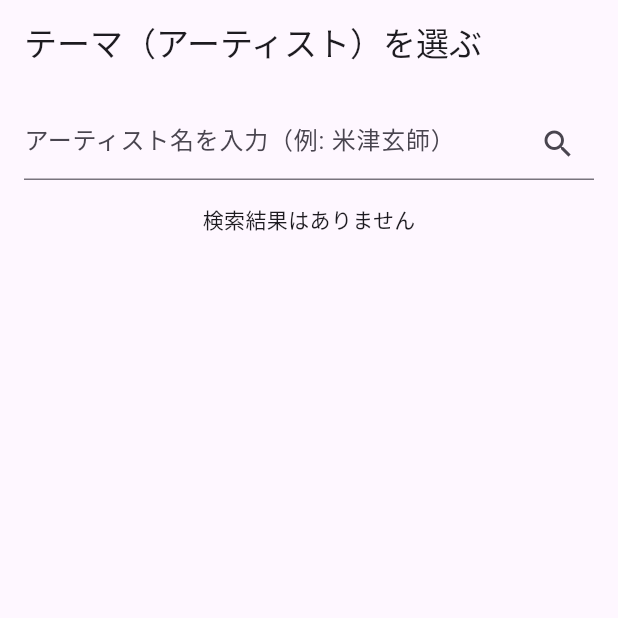
After one commit to Takumi162/beat_rush, a Flutter app: the ThemeSelectScreen screen opened by its route, on a phone screen of 412 x 824 dp, the top half of it. The commit adds this screen. Run offline on Flutter 3.47's test engine with Material 3 defaults, Android fonts, the phone set to English and light mode, and no system bars; our stand-ins replace audioplayers, firebase_auth, firebase_core, firebase_database, go_router; accounts and stored records are empty; network calls fail.

Commit message:
テーマ検索機能仮実装 (フィルタ厳しすぎ)

```diff
--- a/lib/main.dart
+++ b/lib/main.dart
@@ -9,6 +9,7 @@ import './screens/home/home_screen.dart';
 import './screens/room/create_room_screen.dart';
 import './screens/room/join_room_screen.dart';
 import './screens/room/lobby_screen.dart';
+import './screens/theme_select/theme_select_screen.dart';
 
 /// 🔹 AuthServiceのインスタンス（アプリ全体で使う）
 final AuthService _authService = AuthService();
@@ -35,6 +36,10 @@ final _router = GoRouter(
         final code = state.pathParameters['code']!;
         return LobbyScreen(roomCode: code);
       },
+    ),
+    GoRoute(
+      path: '/theme/select',
+      builder: (context, state) => ThemeSelectScreen(),
     ),
   ],
 
--- /dev/null
+++ b/lib/screens/theme_select/theme_select_screen.dart
@@ -0,0 +1,89 @@
+import 'package:flutter/material.dart';
+import '../../services/itunes_service.dart';
+import 'package:go_router/go_router.dart';
+
+class ThemeSelectScreen extends StatefulWidget {
+  const ThemeSelectScreen({super.key});
+
+  @override
+  State<ThemeSelectScreen> createState() => _ThemeSelectScreenState();
+}
+
+class _ThemeSelectScreenState extends State<ThemeSelectScreen> {
+  final ItunesService _itunesService = ItunesService();
+  final TextEditingController _controller = TextEditingController();
+
+  List<ItunesArtist> _results = [];
+  bool _isLoading = false;
+  String? _error;
+
+  Future<void> _search() async {
+    final query = _controller.text.trim();
+    if (query.isEmpty) return;
+
+    setState(() {
+      _isLoading = true;
+      _error = null;
+      _results = [];
+    });
+
+    try {
+      final artists = await _itunesService.searchArtists(query);
+      setState(() => _results = artists);
+    } catch (e) {
+      setState(() => _error = '検索に失敗しました: $e');
+    } finally {
+      setState(() => _isLoading = false);
+    }
+  }
+
+  void _selectArtist(ItunesArtist artist) {
+    context.pop(artist); // 🔙 選択結果を戻す
+  }
+
+  @override
+  Widget build(BuildContext context) {
+    return Scaffold(
+      appBar: AppBar(title: const Text('テーマ（アーティスト）を選ぶ')),
+      body: Padding(
+        padding: const EdgeInsets.all(16),
+        child: Column(
+          children: [
+            TextField(
+              controller: _controller,
+              textInputAction: TextInputAction.search,
+              onSubmitted: (_) => _search(),
+              decoration: InputDecoration(
+                hintText: 'アーティスト名を入力（例: 米津玄師）',
+                suffixIcon: IconButton(
+                  icon: const Icon(Icons.search),
+                  onPressed: _search,
+                ),
+              ),
+            ),
+            const SizedBox(height: 16),
+            if (_isLoading)
+              const CircularProgressIndicator()
+            else if (_error != null)
+              Text(_error!, style: const TextStyle(color: Colors.red))
+            else if (_results.isEmpty)
+              const Text('検索結果はありません')
+            else
+              Expanded(
+                child: ListView.builder(
+                  itemCount: _results.length,
+                  itemBuilder: (context, index) {
+                    final artist = _results[index];
+                    return ListTile(
+                      title: Text(artist.artistName),
+                      onTap: () => _selectArtist(artist),
+                    );
+                  },
+                ),
+              ),
+          ],
+        ),
+      ),
+    );
+  }
+}
```
Also changed, not shown: lib/screens/room/create_room_screen.dart (+12 -1 lines), lib/services/itunes_service.dart (+72 -8 lines), pubspec.lock, 4 other files.
